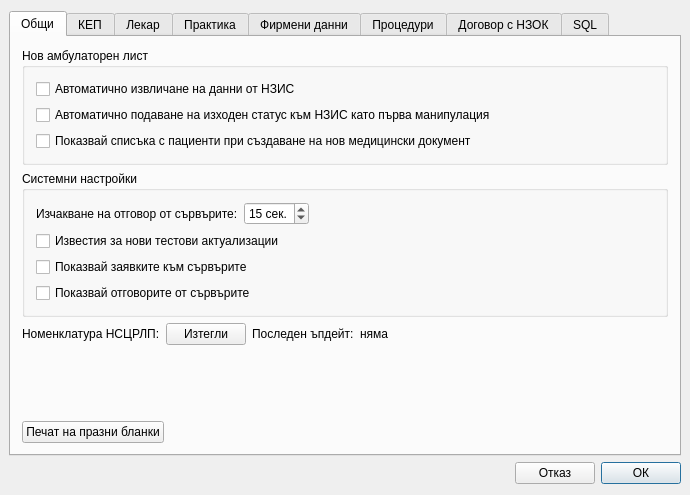
The window that src/View/Widgets/SettingsDialog.ui (thefinalcutbg/DinoDent) describes before a commit, drawn with Qt 5.
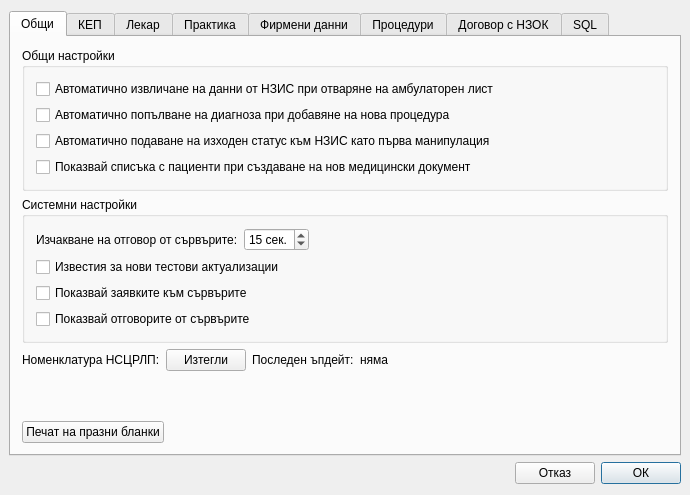
The same window after the commit. Custom widgets are drawn as their Qt base class.

Commit message: diagnosis autocomplete made optional

```diff
--- a/src/View/Widgets/SettingsDialog.ui
+++ b/src/View/Widgets/SettingsDialog.ui
@@ -47,13 +47,20 @@
          <item>
           <widget class="QGroupBox" name="groupBox">
            <property name="title">
-            <string>Нов амбулаторен лист</string>
+            <string>Общи настройки</string>
            </property>
            <layout class="QVBoxLayout" name="verticalLayout_2">
             <item>
              <widget class="QCheckBox" name="autoHisCheck">
               <property name="text">
-               <string>Автоматично извличане на данни от НЗИС</string>
+               <string>Автоматично извличане на данни от НЗИС при отваряне на амбулаторен лист</string>
+              </property>
+             </widget>
+            </item>
+            <item>
+             <widget class="QCheckBox" name="autoDiagnosis">
+              <property name="text">
+               <string>Автоматично попълване на диагноза при добавяне на нова процедура</string>
               </property>
              </widget>
             </item>
```
The commit also changes 9 other files.
